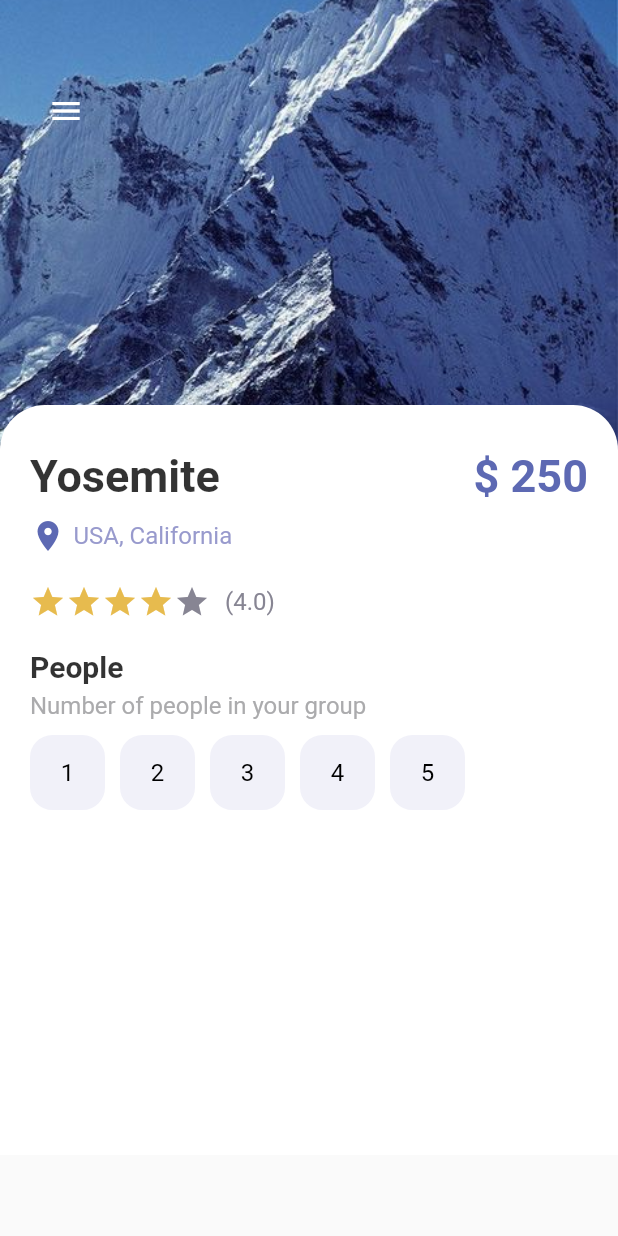
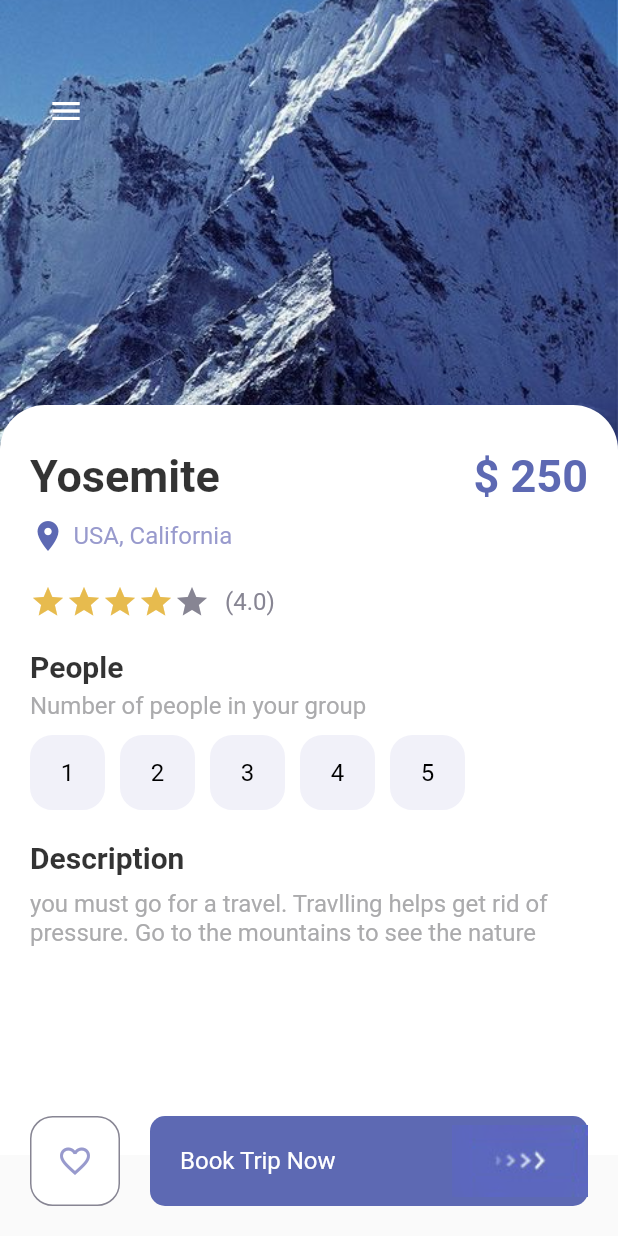
Before and after one commit to meisabikumar/flutter_travel_app, a Flutter app: the screen it shows after launch, on a phone screen of 412 x 824 dp. Run offline on Flutter 3.47's test engine with Material 2 defaults, Android fonts, the phone set to English and light mode, and no system bars.

Commit message:
responsive button
 2:37:27 - 2:50:05

```diff
--- a/lib/pages/detail_page.dart
+++ b/lib/pages/detail_page.dart
@@ -3,6 +3,7 @@ import 'package:travel_app/misc/colors.dart';
 import 'package:travel_app/widgets/app_buttons.dart';
 import 'package:travel_app/widgets/app_large_text.dart';
 import 'package:travel_app/widgets/app_text.dart';
+import 'package:travel_app/widgets/responsive_button.dart';
 
 class DetailPage extends StatefulWidget {
   DetailPage({Key? key}) : super(key: key);
@@ -138,11 +139,46 @@ class _DetailPageState extends State<DetailPage> {
                           ),
                         );
                       }),
-                    )
+                    ),
+                    const SizedBox(height: 20),
+                    AppLargeText(
+                      text: "Description",
+                      color: Colors.black.withOpacity(0.8),
+                      size: 20,
+                    ),
+                    const SizedBox(height: 10),
+                    AppText(
+                      text:
+                          "you must go for a travel. Travlling helps get rid of pressure. Go to the mountains to see the nature",
+                      color: AppColors.mainTextColor,
+                      // size: 20,
+                    ),
                   ],
                 ),
               ),
             ),
+            Positioned(
+              left: 20,
+              bottom: 20,
+              right: 20,
+              child: Row(
+                children: [
+                  AppButton(
+                      color: AppColors.textColor1,
+                      backgroundColor: Colors.white,
+                      size: 60,
+                      borderColor: AppColors.textColor2,
+                      isIcon: true,
+                      icon: Icons.favorite_border),
+                  const SizedBox(
+                    width: 20,
+                  ),
+                  ResponsiveButton(
+                    isResponsive: true,
+                  ),
+                ],
+              ),
+            )
           ],
         ),
       ),
--- a/lib/widgets/responsive_button.dart
+++ b/lib/widgets/responsive_button.dart
@@ -1,23 +1,42 @@
 import 'package:flutter/cupertino.dart';
+import 'package:flutter/material.dart';
 import 'package:travel_app/misc/colors.dart';
+import 'package:travel_app/widgets/app_text.dart';
 
 class ResponsiveButton extends StatelessWidget {
   bool? isResponsive;
   double? width;
 
-  ResponsiveButton({Key? key, this.width, this.isResponsive = false})
+  ResponsiveButton({Key? key, this.width = 120, this.isResponsive = false})
       : super(key: key);
 
   @override
   Widget build(BuildContext context) {
-    return Container(
-      width: width,
-      height: 60,
-      decoration: BoxDecoration(
-          borderRadius: BorderRadius.circular(10), color: AppColors.mainColor),
-      child: Row(
-        mainAxisAlignment: MainAxisAlignment.center,
-        children: [Image.asset("img/button-one.png")],
+    return Flexible(
+      child: Container(
+        width: isResponsive == true ? double.maxFinite : width,
+        height: 60,
+        decoration: BoxDecoration(
+          borderRadius: BorderRadius.circular(10),
+          color: AppColors.mainColor,
+        ),
+        child: Row(
+          mainAxisAlignment: isResponsive == true
+              ? MainAxisAlignment.spaceBetween
+              : MainAxisAlignment.center,
+          children: [
+            isResponsive == true
+                ? Container(
+                    margin: const EdgeInsets.only(left: 20),
+                    child: AppText(
+                      text: "Book Trip Now",
+                      color: Colors.white,
+                    ),
+                  )
+                : Container(),
+            Image.asset("img/button-one.png"),
+          ],
+        ),
       ),
     );
   }
```
